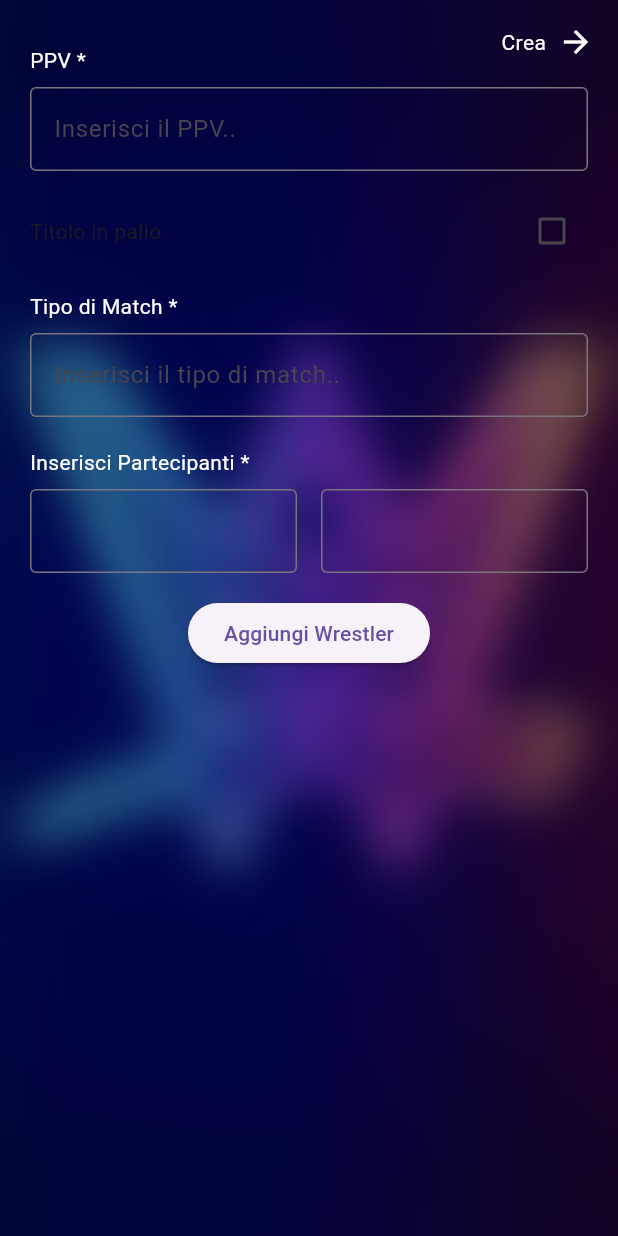
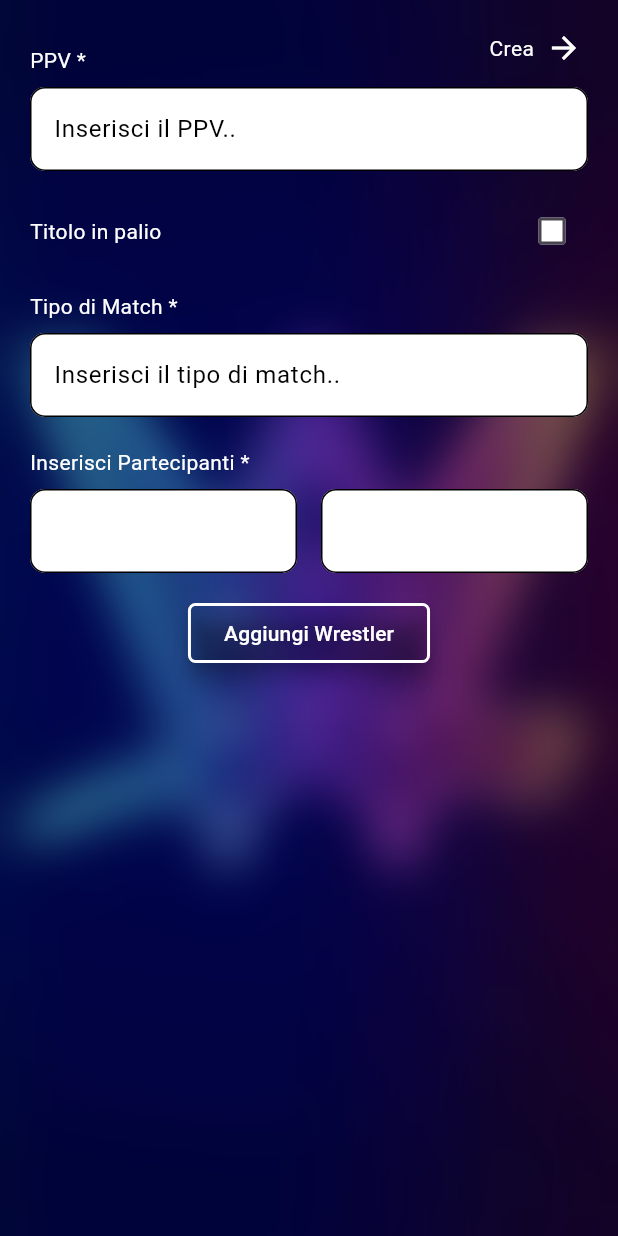
Before and after one commit to morenoboasso/wwe-sus, a Flutter app: the CreateMatchCardPage screen opened by its route, on a phone screen of 412 x 824 dp. Run offline on Flutter 3.47's test engine with Material 3 defaults, Android fonts, the phone set to English and light mode, and no system bars; our stand-ins replace cloud_firestore, firebase_core, get, get_storage, vibration; accounts and stored records are empty.

Commit message:
add create match card ui

```diff
--- a/lib/pages/create_match/create_match_card_page.dart
+++ b/lib/pages/create_match/create_match_card_page.dart
@@ -21,6 +21,27 @@ class _CreateMatchCardPageState extends State<CreateMatchCardPage> {
   bool _showTitleField = false;
   List<String> wrestlers = ['', ''];
 
+  InputDecoration _inputDecoration(String hint) {
+    return InputDecoration(
+      hintText: hint,
+      filled: true,
+      fillColor: Colors.white,
+      hintStyle: const TextStyle(color: Colors.black),
+      border: OutlineInputBorder(
+        borderRadius: BorderRadius.circular(10),
+        borderSide: const BorderSide(color: Colors.black),
+      ),
+      enabledBorder: OutlineInputBorder(
+        borderRadius: BorderRadius.circular(10),
+        borderSide: const BorderSide(color: Colors.black),
+      ),
+      focusedBorder: OutlineInputBorder(
+        borderRadius: BorderRadius.circular(10),
+        borderSide: const BorderSide(color: Colors.black),
+      ),
+    );
+  }
+
   @override
   Widget build(BuildContext context) {
     return Scaffold(
@@ -28,7 +49,7 @@ class _CreateMatchCardPageState extends State<CreateMatchCardPage> {
       body: Stack(
         children: [
           Container(
-            decoration: BoxDecoration(
+            decoration: const BoxDecoration(
               image: DecorationImage(
                 image: AssetImage('assets/bg.jpeg'),
                 fit: BoxFit.cover,
@@ -71,10 +92,7 @@ class _CreateMatchCardPageState extends State<CreateMatchCardPage> {
                               padding: const EdgeInsets.only(top: 8.0),
                               child: TextFormField(
                                 controller: _titleController,
-                                decoration: const InputDecoration(
-                                  hintText: 'Inserisci il titolo..',
-                                  border: OutlineInputBorder(),
-                                ),
+                                decoration: _inputDecoration('Inserisci il titolo..'),
                               ),
                             ),
                           const SizedBox(height: 16),
@@ -82,10 +100,7 @@ class _CreateMatchCardPageState extends State<CreateMatchCardPage> {
                           const SizedBox(height: 8),
                           TextFormField(
                             controller: _typeController,
-                            decoration: const InputDecoration(
-                              hintText: 'Inserisci il tipo di match..',
-                              border: OutlineInputBorder(),
-                            ),
+                            decoration: _inputDecoration('Inserisci il tipo di match..'),
                             validator: (value) {
                               if (value == null || value.isEmpty) {
                                 return 'Inserisci tipo di match.';
@@ -133,6 +148,9 @@ class _CreateMatchCardPageState extends State<CreateMatchCardPage> {
               children: [
                 GestureDetector(
                   onTap: _saveMatchCard,
+                  child: Container(
+                    color: Colors.transparent, // Aggiungi uno sfondo trasparente
+                    padding: const EdgeInsets.symmetric(horizontal: 8, vertical: 4),
                     child: const Row(
                       children: [
                         Text(
@@ -145,6 +163,7 @@ class _CreateMatchCardPageState extends State<CreateMatchCardPage> {
                           color: Colors.white,
                         ),
                       ],
+                    ),
                   ),
                 ),
               ],
--- a/lib/widgets/create_match_card/ppv_dropdown.dart
+++ b/lib/widgets/create_match_card/ppv_dropdown.dart
@@ -10,14 +10,32 @@ class PPVInput extends StatelessWidget {
     super.key,
   });
 
+  InputDecoration _inputDecoration(String hint) {
+    return InputDecoration(
+      hintText: hint,
+      filled: true,
+      fillColor: Colors.white,
+      hintStyle: const TextStyle(color: Colors.black),
+      border: OutlineInputBorder(
+        borderRadius: BorderRadius.circular(10),
+        borderSide: const BorderSide(color: Colors.black),
+      ),
+      enabledBorder: OutlineInputBorder(
+        borderRadius: BorderRadius.circular(10),
+        borderSide: const BorderSide(color: Colors.black),
+      ),
+      focusedBorder: OutlineInputBorder(
+        borderRadius: BorderRadius.circular(10),
+        borderSide: const BorderSide(color: Colors.black),
+      ),
+    );
+  }
+
   @override
   Widget build(BuildContext context) {
     return TextFormField(
       initialValue: selectedPPV,
-      decoration: const InputDecoration(
-        hintText: 'Inserisci il PPV..',
-        border: OutlineInputBorder(),
-      ),
+      decoration: _inputDecoration('Inserisci il PPV..'),
       onChanged: onChanged,
       validator: (value) {
         if (value == null || value.isEmpty) {
--- a/lib/widgets/create_match_card/title_checkbox.dart
+++ b/lib/widgets/create_match_card/title_checkbox.dart
@@ -1,4 +1,3 @@
-// lib/widgets/create_match_card/title_checkbox.dart
 import 'package:flutter/material.dart';
 
 class TitleCheckbox extends StatelessWidget {
@@ -14,12 +13,21 @@ class TitleCheckbox extends StatelessWidget {
   @override
   Widget build(BuildContext context) {
     return Row(
-      mainAxisAlignment: MainAxisAlignment.spaceBetween, // Distribuisce lo spazio tra i widget
+      mainAxisAlignment: MainAxisAlignment.spaceBetween,
       children: [
-        const Text('Titolo in palio'), // Etichetta a sinistra
+        const Text(
+          'Titolo in palio',
+          style: TextStyle(
+            color: Colors.white,
+          ),
+        ),
         Checkbox(
+          hoverColor: Colors.transparent,
+          activeColor: Colors.transparent,
           value: isChecked,
           onChanged: onChanged,
+          checkColor: Colors.black,
+          fillColor: WidgetStateProperty.all(Colors.white),
         ), // Checkbox a destra
       ],
     );
--- a/lib/widgets/create_match_card/wrestler_input_row.dart
+++ b/lib/widgets/create_match_card/wrestler_input_row.dart
@@ -1,11 +1,11 @@
-// lib/widgets/create_match_card/wrestler_input_row.dart
 import 'package:flutter/material.dart';
+import 'package:wwe_bets/style/color_style.dart';
 
 class WrestlerInputRow extends StatelessWidget {
   final int index1;
   final int index2;
   final List<String> wrestlers;
-  final void Function(int, String) onWrestlerChanged; // Cambia il tipo qui
+  final void Function(int, String) onWrestlerChanged;
   final void Function(int) onRemoveWrestler;
   final VoidCallback addWrestlerCallback;
   final bool canAddWrestler;
@@ -21,6 +21,26 @@ class WrestlerInputRow extends StatelessWidget {
     super.key,
   });
 
+  InputDecoration _inputDecoration() {
+    return InputDecoration(
+      filled: true,
+      fillColor: Colors.white,
+      hintStyle: const TextStyle(color: Colors.black),
+      border: OutlineInputBorder(
+        borderRadius: BorderRadius.circular(10),
+        borderSide: const BorderSide(color: Colors.black),
+      ),
+      enabledBorder: OutlineInputBorder(
+        borderRadius: BorderRadius.circular(10),
+        borderSide: const BorderSide(color: Colors.black),
+      ),
+      focusedBorder: OutlineInputBorder(
+        borderRadius: BorderRadius.circular(10),
+        borderSide: const BorderSide(color: Colors.black),
+      ),
+    );
+  }
+
   @override
   Widget build(BuildContext context) {
     return Column(
@@ -29,9 +49,7 @@ class WrestlerInputRow extends StatelessWidget {
           children: [
             Expanded(
               child: TextFormField(
-                initialValue: index1 < wrestlers.length
-                    ? wrestlers[index1]
-                    : '',
+                initialValue: index1 < wrestlers.length ? wrestlers[index1] : '',
                 onChanged: (value) => onWrestlerChanged(index1, value),
                 validator: (index1 < 2)
                     ? (value) {
@@ -41,11 +59,7 @@ class WrestlerInputRow extends StatelessWidget {
                   return null;
                 }
                     : null,
-                decoration: const InputDecoration(
-                  border: OutlineInputBorder(
-                    borderSide: BorderSide(color: Colors.black, width: 1),
-                  ),
-                ),
+                decoration: _inputDecoration(),
               ),
             ),
             if (index2 < wrestlers.length) ...[
@@ -62,17 +76,13 @@ class WrestlerInputRow extends StatelessWidget {
                     return null;
                   }
                       : null,
-                  decoration: const InputDecoration(
-                    border: OutlineInputBorder(
-                      borderSide: BorderSide(color: Colors.black, width: 1),
-                    ),
-                  ),
+                  decoration: _inputDecoration(),
                 ),
               ),
             ],
             if (wrestlers.length > 2) ...[
               IconButton(
-                icon: const Icon(Icons.remove_circle),
+                icon: const Icon(Icons.remove_circle, color: ColorsBets.whiteHD),
                 onPressed: () => onRemoveWrestler(index1 < wrestlers.length ? index1 : index2),
               ),
             ],
@@ -82,6 +92,15 @@ class WrestlerInputRow extends StatelessWidget {
           Padding(
             padding: const EdgeInsets.only(top: 16.0),
             child: ElevatedButton(
+              style: ElevatedButton.styleFrom(
+                foregroundColor: Colors.white, // Text color
+                backgroundColor: Colors.transparent, // Fill color
+                shape: RoundedRectangleBorder(
+                  borderRadius: BorderRadius.circular(5), // Less rounded corners
+                  side: const BorderSide(color: Colors.white,width: 2), // White border
+                ),
+                elevation: 5, // Shadow
+              ),
               onPressed: addWrestlerCallback,
               child: const Text('Aggiungi Wrestler'),
             ),
```
Lines whose indentation alone changed are shown as unchanged.
